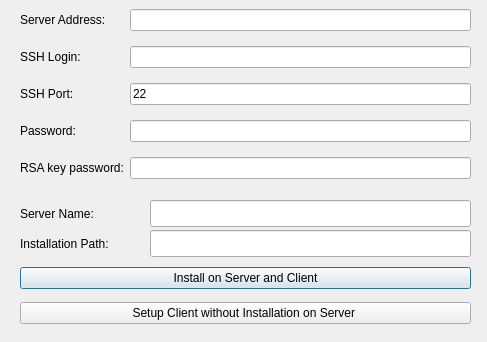
This is python/soma/workflow/gui/ServerNewDlg.ui in populse/soma-workflow as Qt 5 draws it before an edit. The edited form follows.
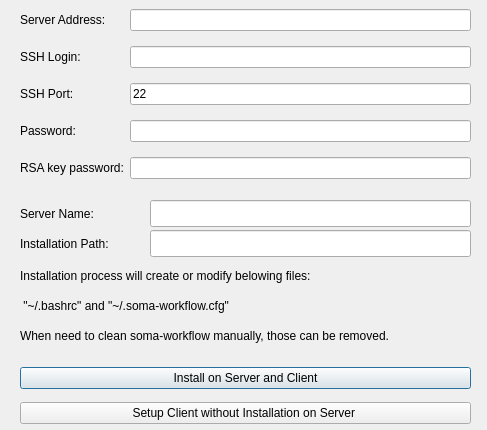
This is the edited form.

Commit message: GUI modification to say how to remove it

Patch:
```diff
--- a/python/soma/workflow/gui/ServerNewDlg.ui
+++ b/python/soma/workflow/gui/ServerNewDlg.ui
@@ -7,7 +7,7 @@
     <x>0</x>
     <y>0</y>
     <width>487</width>
-    <height>342</height>
+    <height>430</height>
    </rect>
   </property>
   <property name="windowTitle">
@@ -94,7 +94,7 @@
    <property name="geometry">
     <rect>
      <x>20</x>
-     <y>260</y>
+     <y>360</y>
      <width>451</width>
      <height>71</height>
     </rect>
@@ -162,6 +162,45 @@
     <string>Installation Path:</string>
    </property>
   </widget>
+  <widget class="QLabel" name="label_8">
+   <property name="geometry">
+    <rect>
+     <x>20</x>
+     <y>260</y>
+     <width>441</width>
+     <height>31</height>
+    </rect>
+   </property>
+   <property name="text">
+    <string>Installation process will create or modify belowing files:</string>
+   </property>
+  </widget>
+  <widget class="QLabel" name="label_9">
+   <property name="geometry">
+    <rect>
+     <x>20</x>
+     <y>290</y>
+     <width>441</width>
+     <height>31</height>
+    </rect>
+   </property>
+   <property name="text">
+    <string> &quot;~/.bashrc&quot; and &quot;~/.soma-workflow.cfg&quot;</string>
+   </property>
+  </widget>
+  <widget class="QLabel" name="label_10">
+   <property name="geometry">
+    <rect>
+     <x>20</x>
+     <y>320</y>
+     <width>461</width>
+     <height>31</height>
+    </rect>
+   </property>
+   <property name="text">
+    <string>When need to clean soma-workflow manually, those can be removed.</string>
+   </property>
+  </widget>
  </widget>
  <tabstops>
   <tabstop>lineEdit_cluster_add</tabstop>
```
